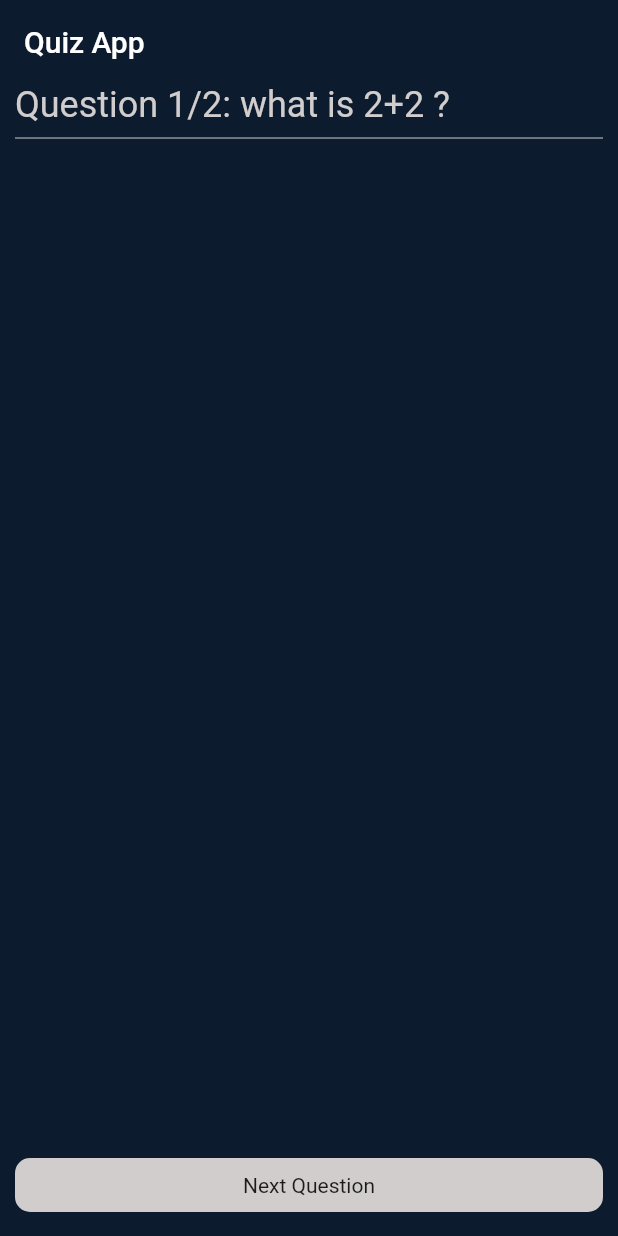
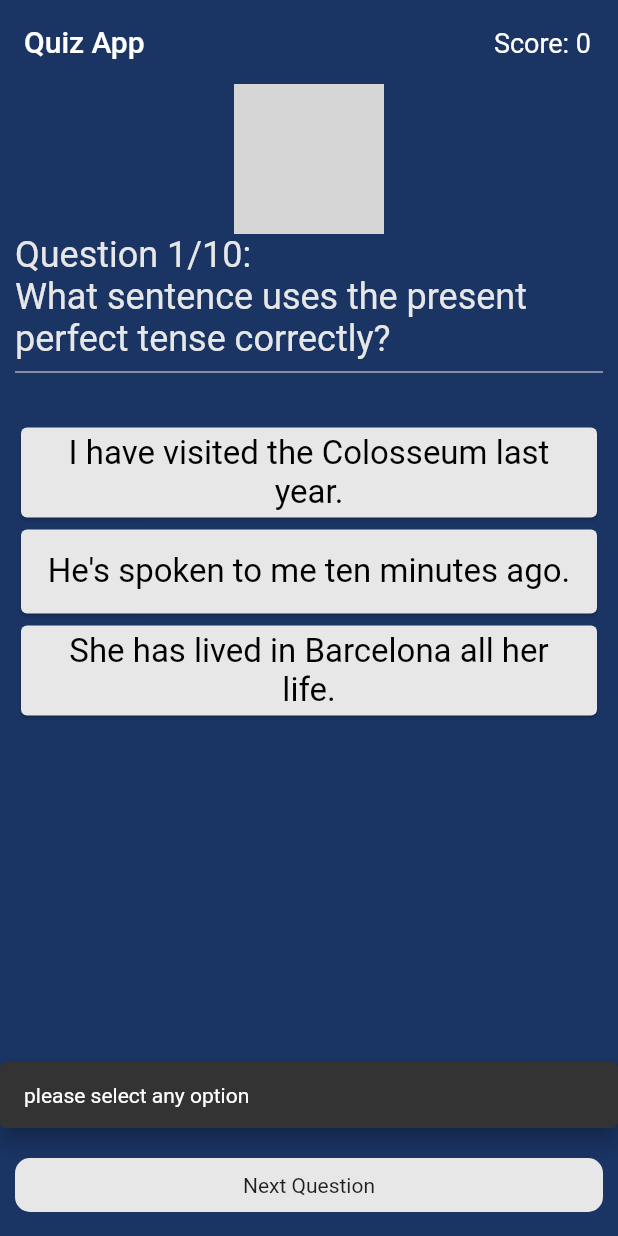
Before and after one commit to froggogood/English-Quiz-Flutter, a Flutter app: the screen it shows after launch, after a tap on "Next Question", on a phone screen of 412 x 824 dp. Run offline on Flutter 3.47's test engine with Material 2 defaults, Android fonts, the phone set to English and light mode, and no system bars; grey boxes are pictures that could not be loaded.

Commit message:
final changes

```diff
--- a/lib/constants.dart
+++ b/lib/constants.dart
@@ -1,6 +1,6 @@
 import 'package:flutter/material.dart';
 
-Color correct = const Color.fromARGB(255, 75, 235, 96);
-Color incorrect = const Color.fromARGB(255, 216, 44, 44);
-Color neutral = Color.fromARGB(255, 209, 205, 205);
-Color background = Color.fromARGB(255, 12, 28, 46);
+const Color correct = Color(0xFF32AB58);
+const Color incorrect = Color(0xFFAB3232);
+const Color neutral = Color(0xFFE7E7E7);
+const Color backGround = Color(0xFF1A3464);
--- /dev/null
+++ b/lib/models/question-model.dart
@@ -0,0 +1,14 @@
+class Question {
+  final String id;
+  final String title;
+  final Map<String, bool> options;
+  Question({
+    required this.id,
+    required this.title,
+    required this.options,
+  });
+  @override
+  String toString() {
+    return 'Question(id:$id , title:$title , options:$options)';
+  }
+}
--- /dev/null
+++ b/lib/screens/home-screen.dart
@@ -0,0 +1,191 @@
+import 'package:flutter/material.dart';
+import '../models/question-model.dart';
+import '../constants.dart';
+import '../widgets/question-widget.dart';
+import '../widgets/next-button.dart';
+import '../widgets/option-card.dart';
+import '../widgets/result_widget.dart';
+
+class HomeScreen extends StatefulWidget {
+  const HomeScreen({Key? key}) : super(key: key);
+
+  @override
+  _HomeScreenState createState() => _HomeScreenState();
+}
+
+class _HomeScreenState extends State<HomeScreen> {
+  List<Question> _questions = [
+    Question(
+        id: '1',
+        title: 'What sentence uses the present perfect tense correctly?',
+        options: {'I have visited the Colosseum last year.': false,
+        "He's spoken to me ten minutes ago.": false,
+        'She has lived in Barcelona all her life.': true}),
+    Question(
+        id: '2',
+        title: 'In which sentence is "Gradually" used in the most appropriate position?',
+        options: {'Gradually, I accepted her as one of the family': true,
+        'I accepted gradually her as one of the family': false,
+        }),
+        Question(
+        id: '3',
+        title: 'Which third conditional sentence is correct?',
+        options: {'If I would have seen you, I have had said hello.': false,
+        "If I had seen you, I would have said hello.": true,
+        'I have had said hello If I would have seen you.': false}),
+        Question(
+        id: '4',
+        title: "He doesn't like the boss.\n________ I.",
+        options: {'Neither do': true,
+        "Neither does": false,
+        "Neither don't": false}),
+        Question(
+        id: '5',
+        title: "Which short answer is NOT correct?\n'Do you think we will make it in time?'\n'_______'",
+        options: {"I don't suppose not.": true,
+        "I don't suppose so.": false,
+        "I suppose not": false}),
+        Question(
+        id: '6',
+        title: "I will lend you the book ________ you return it",
+        options: {"in case": false,
+        "so far so": false,
+        "so long so": true}),
+        Question(
+        id: '7',
+        title: "Levi was eagerly ________ her arrival.",
+        options: {"supposing": false,
+        "anticipating": true,
+        "pretending": false}),
+        Question(
+        id: '8',
+        title: "Which sentence is correct?",
+        options: {"Students are not allowed to eat in class.": true,
+        "Students are not let to eat in class.": false,
+        "Both are correct.": false}),
+        Question(
+        id: '9',
+        title: "Luckily, the rescue came __________.",
+        options: {"in the nick of minute": false,
+        "in the nick of date": false,
+        "in the nick of time": true}),
+        Question(
+        id: '10',
+        title: 'Which sentence correctly reports this question?\n"what are you doing?"',
+        options: {"He asked me what I am doing": false,
+        "He asked me what I was doing": true,
+        "He asked me what am I doing": false}),
+  ];
+
+
+  int index = 0;
+  int score = 0;
+  bool isPressed = false;
+  bool isAlreadySelected = false;
+
+  void nextQuestion() {
+    if (index == _questions.length - 1) {
+       showDialog(context: context,
+       barrierDismissible: false,
+       builder: (ctx) => ResultBox(
+        result: score,
+        QuestionLenght: _questions.length,
+        onPressed : startOver,
+        ));
+    } else {
+      if (isPressed) {
+        setState(() {
+          index++;
+          isPressed = false;
+          isAlreadySelected = false;
+        });
+      } else {
+        ScaffoldMessenger.of(context).showSnackBar(const SnackBar(
+          content: Text('please select any option '),
+          behavior: SnackBarBehavior.floating,
+          margin: EdgeInsets.symmetric(vertical: 20.0),
+        ));
+      }
+    }
+  }
+
+  void checkAnswerAndUpdate(bool value) {
+    if (isAlreadySelected){
+      return;
+    } else {
+      if (value)
+        {
+          score ++;
+        }
+
+          setState(() {
+            isPressed = true;
+            isAlreadySelected = true;
+          });
+        }
+    }
+
+  void startOver(){
+    setState(() {
+      index = 0;
+      score = 0;
+      isPressed = false;
+      isAlreadySelected = false;
+    });
+    Navigator.pop(context);
+  }
+
+  @override
+  Widget build(BuildContext context) {
+    return Scaffold(
+      backgroundColor: backGround,
+      appBar: AppBar(
+        title: const Text('Quiz App'),
+        backgroundColor: backGround,
+        shadowColor: Colors.transparent,
+        actions: [
+          Padding(padding: const EdgeInsets.all(18.0),
+          child: Text('Score: $score',
+          style: const TextStyle(fontSize: 18.0),)
+          )
+        ]
+      ),
+      body: Container(
+        width: double.infinity,
+        padding: const EdgeInsets.symmetric(horizontal: 10.0),
+        child: Column(
+          children: [
+            Questionwidget(
+              question: _questions[index].title,
+              indexAction: index,
+              totalQuestions: _questions.length,
+            ),
+            const Divider(
+              color: neutral,
+            ),
+            const SizedBox(height: 25.0),
+            for (int i = 0; i < _questions[index].options.length; i++)
+              GestureDetector(
+                onTap:() => checkAnswerAndUpdate(_questions[index].options.values.toList()[i]),
+                child: OptionCard(
+                  option: _questions[index].options.keys.toList()[i],
+                  color: isPressed
+                      ? _questions[index].options.values.toList()[i] == true
+                          ? correct
+                          : incorrect
+                      : neutral,
+                ),
+              ),
+          ],
+        ),
+      ),
+      floatingActionButton: Padding(
+        padding: const EdgeInsets.symmetric(horizontal: 10.0),
+        child: NextButton(
+          nextQuestion: nextQuestion,
+        ),
+      ),
+      floatingActionButtonLocation: FloatingActionButtonLocation.centerFloat,
+    );
+  }
+}
--- /dev/null
+++ b/lib/widgets/next-button.dart
@@ -0,0 +1,25 @@
+import 'package:flutter/material.dart';
+import '../constants.dart';
+
+class NextButton extends StatelessWidget {
+  const NextButton({Key? key, required this.nextQuestion}) : super(key: key);
+  final VoidCallback nextQuestion;
+  @override
+  Widget build(BuildContext context) {
+    return GestureDetector(
+      onTap: nextQuestion,
+      child: Container(
+        width: double.infinity,
+        decoration: BoxDecoration(
+          borderRadius: BorderRadius.circular(10.0),
+          color: neutral,
+        ),
+        padding: const EdgeInsets.symmetric(vertical: 10.0),
+        child: const Text(
+          'Next Question',
+          textAlign: TextAlign.center,
+        ),
+      ),
+    );
+  }
+}
--- /dev/null
+++ b/lib/widgets/option-card.dart
@@ -0,0 +1,24 @@
+import 'package:flutter/material.dart';
+import '../constants.dart';
+
+class OptionCard extends StatelessWidget {
+  const OptionCard({Key? key, required this.option, required this.color})
+      : super(key: key);
+  final String option;
+  final Color color;
+  @override
+  Widget build(BuildContext context) {
+    return Card(
+      color: color,
+      child: ListTile(
+          title: Text(
+        option,
+        textAlign: TextAlign.center,
+        style: TextStyle(
+          fontSize: 22.0,
+          color: color.red != color.green ? neutral: Colors.black,
+        ),
+      )),
+    );
+  }
+}
--- /dev/null
+++ b/lib/widgets/question-widget.dart
@@ -0,0 +1,35 @@
+import 'package:flutter/material.dart';
+import '../constants.dart';
+
+
+class Questionwidget extends StatelessWidget {
+  const Questionwidget(
+      {Key? key,
+      required this.question,
+      required this.indexAction,
+      required this.totalQuestions})
+      : super(key: key);
+
+  final String question;
+  final int indexAction;
+  final int totalQuestions;
+  @override
+  Widget build(BuildContext context) {
+    return Container(
+      alignment: Alignment.topCenter,
+      child: Column(children: [
+        const Image(
+          image: AssetImage('../assets/thinking.png'),
+          height: 100.0,
+          ),
+        Text(
+        'Question ${indexAction + 1}/$totalQuestions:\n$question',
+        style: const TextStyle(
+          fontSize: 24.0,
+          color: neutral,
+        ),
+      ),
+      ]
+    ));
+  }
+}
--- /dev/null
+++ b/lib/widgets/result_widget.dart
@@ -0,0 +1,60 @@
+import 'package:flutter/material.dart';
+import '../constants.dart';
+
+class ResultBox extends StatelessWidget {
+  const ResultBox({Key? key,
+  required this.result,
+  required this.QuestionLenght,
+  required this.onPressed}) : super(key: key);
+
+  final int result;
+  final int QuestionLenght;
+  final VoidCallback onPressed;
+
+  @override
+  Widget build(BuildContext context) {
+    return AlertDialog(
+      backgroundColor: backGround,
+      content: Padding(padding: const EdgeInsets.all(70.0),
+      child: Column(
+        mainAxisSize: MainAxisSize.min,
+        mainAxisAlignment: MainAxisAlignment.center,
+        children: [
+        const Text('Score',
+        style: TextStyle(color: neutral, fontSize: 22.0) ,
+        ),
+        const SizedBox(height: 20.0,),
+        CircleAvatar(
+          child: Text('$result/$QuestionLenght',
+          style: TextStyle(fontSize: 30.0),
+          ),
+          radius: 60.0,
+          backgroundColor: result == QuestionLenght/2
+            ? Colors.yellow
+            : result < QuestionLenght/2
+              ? incorrect
+              : correct
+        ),
+        const SizedBox(height: 20.0,),
+        Text(result == QuestionLenght/2
+            ? 'Almost there'
+            : result < QuestionLenght/2
+              ? 'Try again'
+              : 'Good Job!',
+              style: const TextStyle(color: neutral),
+              ),
+              const SizedBox(height: 25.0,),
+              GestureDetector(
+                onTap: onPressed,
+                child: const Text('Start over',
+                style: TextStyle(
+                  color: Colors.blue,
+                  fontSize: 20.0,
+                  letterSpacing: 1.0,
+                ),),
+              )
+      ]),
+      ),
+    );
+  }
+}
```
Also changed, not shown: lib/main.dart (+4 -4 lines), lib/instructions.txt (added).
